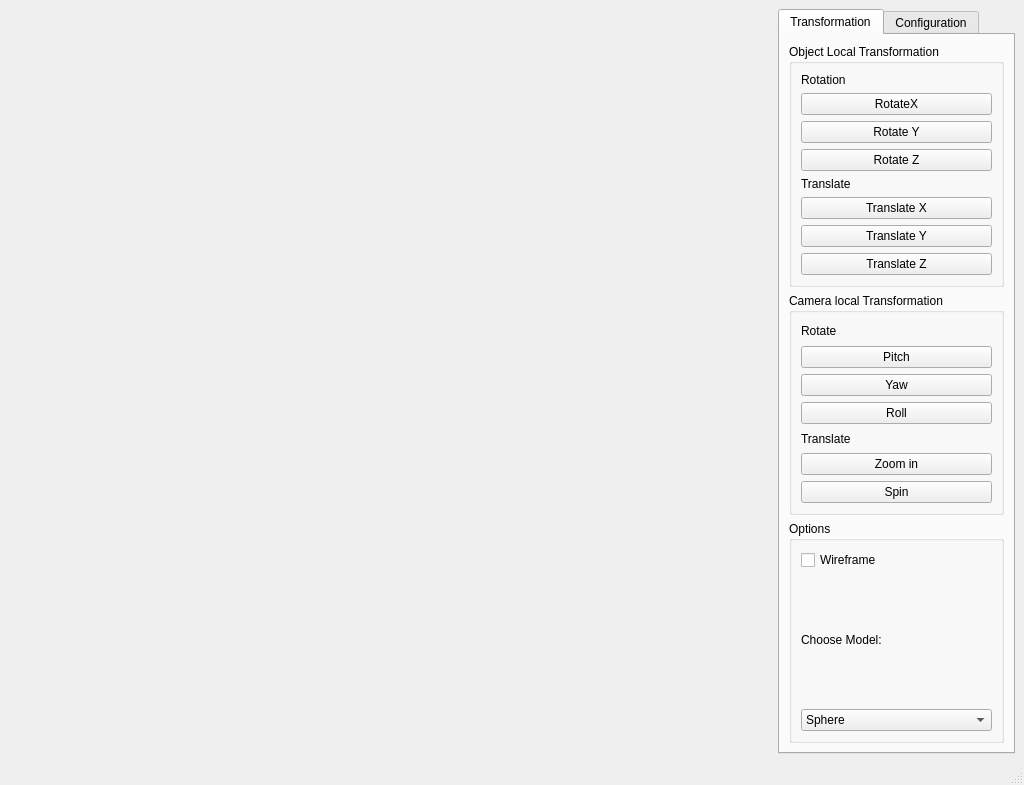
Before: the Qt Designer form ui/mainwindow.ui in sora-M31/QAnt, drawn with Qt 5.
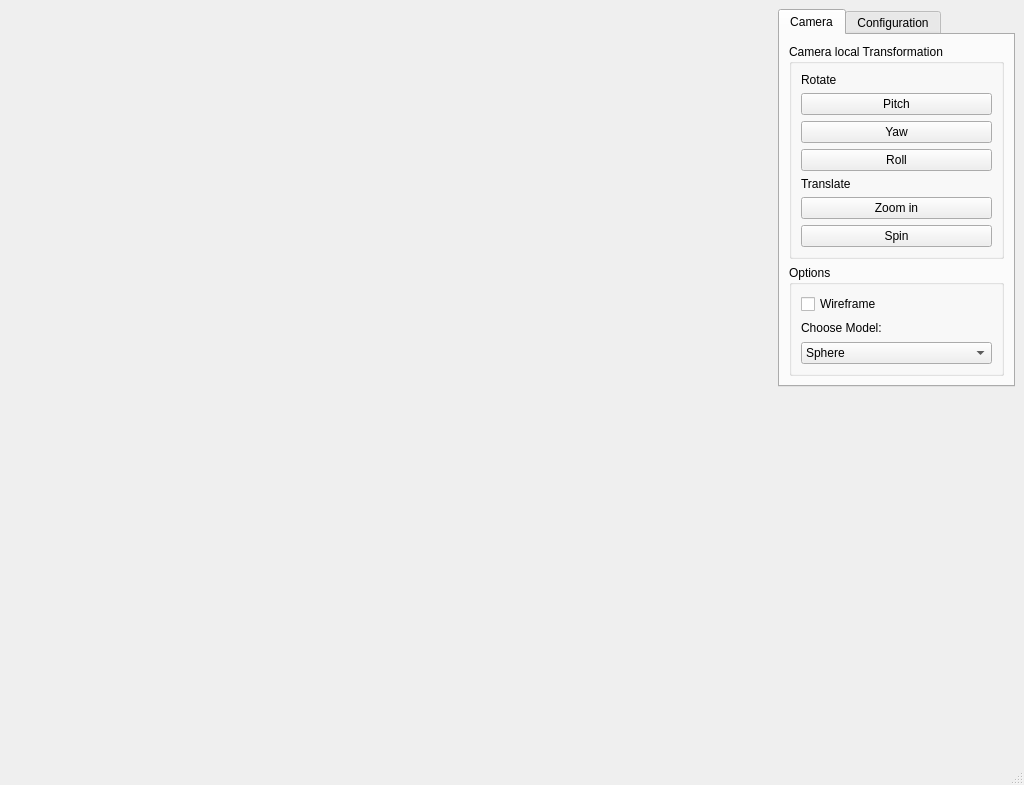
After: the same form once the commit is applied.

Commit message: Delete object trans in ui

What changed in the file:
```diff
--- a/ui/mainwindow.ui
+++ b/ui/mainwindow.ui
@@ -47,75 +47,52 @@
       </property>
       <widget class="QWidget" name="tab_13">
        <attribute name="title">
-        <string>Transformation</string>
+        <string>Camera</string>
        </attribute>
        <layout class="QGridLayout" name="gridLayout_4">
-        <item row="0" column="0">
-         <widget class="QGroupBox" name="s_objTransGB">
+        <item row="1" column="0">
+         <widget class="QGroupBox" name="s_optGB">
           <property name="title">
-           <string>Object Local Transformation</string>
+           <string>Options</string>
           </property>
-          <layout class="QGridLayout" name="gridLayout">
-           <item row="0" column="0">
-            <widget class="QLabel" name="label">
-             <property name="text">
-              <string>Rotation</string>
-             </property>
-            </widget>
-           </item>
-           <item row="1" column="0">
-            <widget class="QPushButton" name="m_rotX">
-             <property name="text">
-              <string>RotateX</string>
-             </property>
-            </widget>
-           </item>
-           <item row="2" column="0">
-            <widget class="QPushButton" name="m_rotY">
-             <property name="text">
-              <string>Rotate Y</string>
-             </property>
-            </widget>
-           </item>
+          <layout class="QGridLayout" name="gridLayout_2">
            <item row="3" column="0">
-            <widget class="QPushButton" name="m_rotZ">
-             <property name="text">
-              <string>Rotate Z</string>
-             </property>
+            <widget class="QComboBox" name="m_model">
+             <item>
+              <property name="text">
+               <string>Sphere</string>
+              </property>
+             </item>
+             <item>
+              <property name="text">
+               <string>Arrow</string>
+              </property>
+             </item>
+             <item>
+              <property name="text">
+               <string>Fish</string>
+              </property>
+             </item>
             </widget>
            </item>
-           <item row="4" column="0">
-            <widget class="QLabel" name="label_2">
+           <item row="2" column="0">
+            <widget class="QLabel" name="label_4">
              <property name="text">
-              <string>Translate</string>
+              <string>Choose Model:</string>
              </property>
             </widget>
            </item>
-           <item row="5" column="0">
-            <widget class="QPushButton" name="m_transX">
+           <item row="0" column="0">
+            <widget class="QCheckBox" name="m_wireframeCheck">
              <property name="text">
-              <string>Translate X</string>
-             </property>
-            </widget>
-           </item>
-           <item row="6" column="0">
-            <widget class="QPushButton" name="m_transY">
-             <property name="text">
-              <string>Translate Y</string>
-             </property>
-            </widget>
-           </item>
-           <item row="7" column="0">
-            <widget class="QPushButton" name="m_transZ">
-             <property name="text">
-              <string>Translate Z</string>
+              <string>Wireframe</string>
              </property>
             </widget>
            </item>
           </layout>
          </widget>
         </item>
-        <item row="1" column="0">
+        <item row="0" column="0">
          <widget class="QGroupBox" name="s_camTransGB">
           <property name="title">
            <string>Camera local Transformation</string>
@@ -173,48 +150,6 @@
           </layout>
          </widget>
         </item>
-        <item row="2" column="0">
-         <widget class="QGroupBox" name="s_optGB">
-          <property name="title">
-           <string>Options</string>
-          </property>
-          <layout class="QGridLayout" name="gridLayout_2">
-           <item row="3" column="0">
-            <widget class="QComboBox" name="m_model">
-             <item>
-              <property name="text">
-               <string>Sphere</string>
-              </property>
-             </item>
-             <item>
-              <property name="text">
-               <string>Arrow</string>
-              </property>
-             </item>
-             <item>
-              <property name="text">
-               <string>Fish</string>
-              </property>
-             </item>
-            </widget>
-           </item>
-           <item row="2" column="0">
-            <widget class="QLabel" name="label_4">
-             <property name="text">
-              <string>Choose Model:</string>
-             </property>
-            </widget>
-           </item>
-           <item row="0" column="0">
-            <widget class="QCheckBox" name="m_wireframeCheck">
-             <property name="text">
-              <string>Wireframe</string>
-             </property>
-            </widget>
-           </item>
-          </layout>
-         </widget>
-        </item>
        </layout>
       </widget>
       <widget class="QWidget" name="tab_14">
@@ -314,6 +249,19 @@
       </widget>
      </widget>
     </item>
+    <item row="1" column="2">
+     <spacer name="verticalSpacer_2">
+      <property name="orientation">
+       <enum>Qt::Vertical</enum>
+      </property>
+      <property name="sizeHint" stdset="0">
+       <size>
+        <width>20</width>
+        <height>40</height>
+       </size>
+      </property>
+     </spacer>
+    </item>
    </layout>
   </widget>
   <widget class="QMenuBar" name="menubar">
```
The commit also changes 1 other file.
